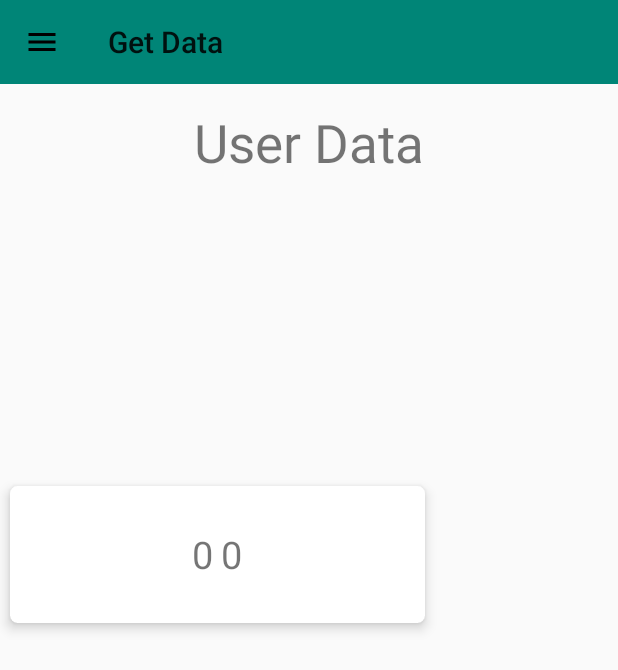
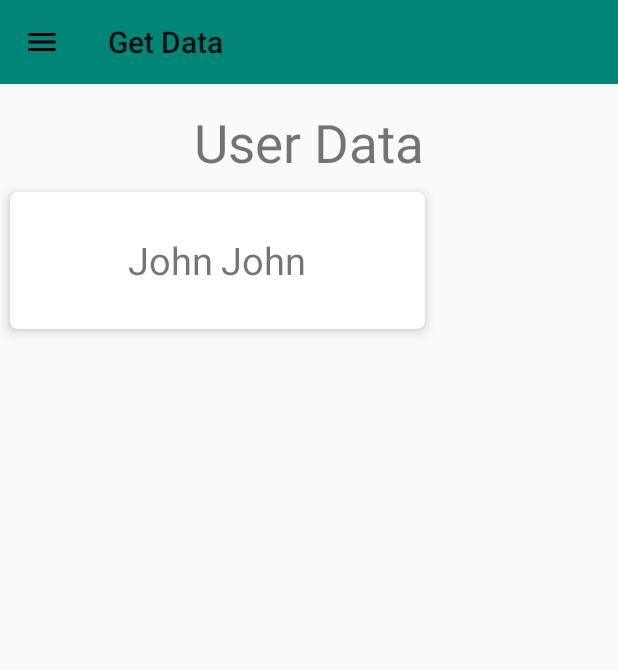
Before and after one commit to singhangadin/Android_InterfaceListener_SharedPref_NavDrawer_Frag_RecyclerView, an Android app: the screen it shows after launch (MainActivity), in the side drawer, after a tap on "Get Data", on a phone screen of 412 x 824 dp. Shown: the top 670 px of the screen. Run offline under Robolectric (Android 15) with nearby library versions, the phone set to English and light mode, and no system bars.

Commit message:
chore: Made UI changes and code refractor

```diff
--- a/app/src/main/java/com/example/user/android_interfacelistener_sharedpref_navdrawer_frag_recyclerview/views/MainActivity.java
+++ b/app/src/main/java/com/example/user/android_interfacelistener_sharedpref_navdrawer_frag_recyclerview/views/MainActivity.java
@@ -17,33 +17,29 @@ import com.example.user.android_interfacelistener_sharedpref_navdrawer_frag_recy
 
 public class MainActivity extends AppCompatActivity {
 
+    private Toolbar toolbar;
+    private ActionBar actionBar;
     private DrawerLayout drawerLayout;
-    private Toolbar toolbar;
     private NavigationView navigationView;
-    private ActionBar actionBar;
 
     @Override
     protected void onCreate(Bundle savedInstanceState) {
         super.onCreate(savedInstanceState);
         setContentView(R.layout.activity_main);
 
-        drawerLayout = (DrawerLayout) findViewById(R.id.drawer_layout);
-        // drawerToggle = setupDrawerToogle();
+        drawerLayout = findViewById(R.id.drawer_layout);
 
-        toolbar = (Toolbar) findViewById(R.id.toolbar);
+        toolbar = findViewById(R.id.toolbar);
         setSupportActionBar(toolbar);
 
         actionBar = getSupportActionBar();
         actionBar.setDisplayHomeAsUpEnabled(true);
         actionBar.setHomeAsUpIndicator(R.drawable.ic_menu);
 
-        // drawerLayout.addDrawerListener(drawerToggle);
-
-        navigationView = (NavigationView) findViewById(R.id.nav_view);
+        navigationView = findViewById(R.id.nav_view);
         setupDrawerContent(navigationView);
 
-
-        if(savedInstanceState == null){
+        if (savedInstanceState == null) {
             getSupportFragmentManager().beginTransaction().replace(R.id.content_frame,new HomeFragment()).commit();
             navigationView.setCheckedItem(R.id.home_fragment);
         }
@@ -51,15 +47,19 @@ public class MainActivity extends AppCompatActivity {
 
     @Override
     public boolean onOptionsItemSelected(MenuItem item) {
-        switch ((item.getItemId())){
-            case android.R.id.home:
+        switch ((item.getItemId())) {
+            case android.R.id.home: {
                 drawerLayout.openDrawer(GravityCompat.START);
                 return true;
+            }
+
+            default: {
+                return super.onOptionsItemSelected(item);
+            }
         }
-        return super.onOptionsItemSelected(item);
     }
 
-    private void setupDrawerContent(NavigationView navigationView){
+    private void setupDrawerContent(NavigationView navigationView) {
         navigationView.setNavigationItemSelectedListener(new NavigationView.OnNavigationItemSelectedListener() {
             @Override
             public boolean onNavigationItemSelected(@NonNull MenuItem menuItem) {
@@ -69,21 +69,23 @@ public class MainActivity extends AppCompatActivity {
         });
     }
 
-    public void selectDrawerItem(MenuItem menuItem){
-        switch (menuItem.getItemId()){
+    public void selectDrawerItem(MenuItem menuItem) {
+        switch (menuItem.getItemId()) {
+            case R.id.home_fragment : {
+                getSupportFragmentManager().beginTransaction().replace(R.id.content_frame, new HomeFragment()).commit();
+                break;
+            }
 
-            case R.id.home_fragment :
-                getSupportFragmentManager().beginTransaction().replace(R.id.content_frame,new HomeFragment()).commit();
-                break;
-
-            case R.id.send_data :
+            case R.id.send_data : {
                 Intent intent = new Intent(this, SendDataActivity.class);
                 startActivity(intent);
                 break;
+            }
 
-                case R.id.get_data :
-                getSupportFragmentManager().beginTransaction().replace(R.id.content_frame,new GetDataFragment()).commit();
+            case R.id.get_data : {
+                getSupportFragmentManager().beginTransaction().replace(R.id.content_frame, new GetDataFragment()).commit();
                 break;
+            }
         }
 
         menuItem.setChecked(true);
@@ -93,13 +95,11 @@ public class MainActivity extends AppCompatActivity {
 
     @Override
     public void onBackPressed() {
-        if (drawerLayout.isDrawerOpen(GravityCompat.START)){
+        if (drawerLayout.isDrawerOpen(GravityCompat.START)) {
             drawerLayout.closeDrawer(GravityCompat.START);
         }
-        else{
+        else {
             super.onBackPressed();
         }
     }
-
-
 }
--- a/app/src/main/java/com/example/user/android_interfacelistener_sharedpref_navdrawer_frag_recyclerview/views/adapters/GetQueryAdapter.java
+++ b/app/src/main/java/com/example/user/android_interfacelistener_sharedpref_navdrawer_frag_recyclerview/views/adapters/GetQueryAdapter.java
@@ -17,22 +17,22 @@ public class GetQueryAdapter extends RecyclerView.Adapter<GetQueryAdapter.MyCard
     private Context context;
     private ArrayList<GetQueryInfo> getQueryInfoArrayList;
 
-    public GetQueryAdapter(Context context,ArrayList<GetQueryInfo> getQueryInfoArrayList){
+    public GetQueryAdapter(Context context, @NonNull ArrayList<GetQueryInfo> getQueryInfoArrayList) {
         this.context = context;
         this.getQueryInfoArrayList = getQueryInfoArrayList;
     }
 
     @NonNull
     @Override
-    public MyCardViewHolder onCreateViewHolder(@NonNull ViewGroup viewGroup, int i) {
-        View view = LayoutInflater.from(viewGroup.getContext()).inflate(R.layout.getquery_adapter_cardview,viewGroup,false);
+    public MyCardViewHolder onCreateViewHolder(@NonNull ViewGroup viewGroup, int viewType) {
+        View view = LayoutInflater.from(context).inflate(R.layout.list_item_query,viewGroup,false);
         return new MyCardViewHolder(view);
 
     }
 
     @Override
-    public void onBindViewHolder(@NonNull MyCardViewHolder myCardViewHolder, int i) {
-        GetQueryInfo getQueryInfo = getQueryInfoArrayList.get(i);
+    public void onBindViewHolder(@NonNull MyCardViewHolder myCardViewHolder, int position) {
+        GetQueryInfo getQueryInfo = getQueryInfoArrayList.get(position);
         myCardViewHolder.userFirstName.setText(getQueryInfo.getFirstName());
         myCardViewHolder.userLastName.setText(getQueryInfo.getFirstName());
     }
@@ -42,14 +42,14 @@ public class GetQueryAdapter extends RecyclerView.Adapter<GetQueryAdapter.MyCard
         return getQueryInfoArrayList.size();
     }
 
-    public class MyCardViewHolder extends RecyclerView.ViewHolder{
+    class MyCardViewHolder extends RecyclerView.ViewHolder{
         TextView userFirstName;
         TextView userLastName;
 
-        public MyCardViewHolder(@NonNull View itemView) {
+        MyCardViewHolder(@NonNull View itemView) {
             super(itemView);
-            userFirstName = (TextView) itemView.findViewById(R.id.firstName_textView);
-            userLastName = (TextView) itemView.findViewById(R.id.lastName_textView);
+            userFirstName = itemView.findViewById(R.id.firstName_textView);
+            userLastName = itemView.findViewById(R.id.lastName_textView);
         }
     }
 }
--- a/app/src/main/java/com/example/user/android_interfacelistener_sharedpref_navdrawer_frag_recyclerview/views/fragments/GetDataFragment.java
+++ b/app/src/main/java/com/example/user/android_interfacelistener_sharedpref_navdrawer_frag_recyclerview/views/fragments/GetDataFragment.java
@@ -4,6 +4,7 @@ package com.example.user.android_interfacelistener_sharedpref_navdrawer_frag_rec
 import android.content.Context;
 import android.content.SharedPreferences;
 import android.os.Bundle;
+import android.support.annotation.NonNull;
 import android.support.annotation.Nullable;
 import android.support.v4.app.Fragment;
 import android.support.v7.widget.LinearLayoutManager;
@@ -14,6 +15,7 @@ import android.view.ViewGroup;
 
 import com.example.user.android_interfacelistener_sharedpref_navdrawer_frag_recyclerview.R;
 import com.example.user.android_interfacelistener_sharedpref_navdrawer_frag_recyclerview.model.GetQueryInfo;
+import com.example.user.android_interfacelistener_sharedpref_navdrawer_frag_recyclerview.utils.Constants;
 import com.example.user.android_interfacelistener_sharedpref_navdrawer_frag_recyclerview.views.adapters.GetQueryAdapter;
 import com.google.gson.Gson;
 import com.google.gson.reflect.TypeToken;
@@ -34,7 +36,6 @@ public class GetDataFragment extends Fragment {
     private SharedPreferences sharedPreferences;
 
     public GetDataFragment() {
-        // Required empty public constructor
     }
 
     @Override
@@ -44,17 +45,15 @@ public class GetDataFragment extends Fragment {
     }
 
     @Override
-    public View onCreateView(LayoutInflater inflater, ViewGroup container,
-                             Bundle savedInstanceState) {
-        // Inflate the layout for this fragment
-        View view =  inflater.inflate(R.layout.fragment_get_data, container, false);
+    public View onCreateView(@NonNull LayoutInflater inflater, ViewGroup container, Bundle savedInstanceState) {
+         View view =  inflater.inflate(R.layout.fragment_get_data, container, false);
 
-        recyclerView = (RecyclerView) view.findViewById(R.id.recyclerView);
-        LinearLayoutManager linearLayoutManager = new LinearLayoutManager(getActivity(),LinearLayoutManager.HORIZONTAL,false);
+        recyclerView = view.findViewById(R.id.recyclerView);
+        LinearLayoutManager linearLayoutManager = new LinearLayoutManager(getActivity());
         recyclerView.setLayoutManager(linearLayoutManager);
-        getQueryInfoArrayList =  new ArrayList<>();
+        getQueryInfoArrayList = new ArrayList<>();
 
-        getQueryAdapter =  new GetQueryAdapter(getContext(),getQueryInfoArrayList);
+        getQueryAdapter =  new GetQueryAdapter(getContext(), getQueryInfoArrayList);
         recyclerView.setAdapter(getQueryAdapter);
 
         getDataFromDialog();
@@ -62,24 +61,24 @@ public class GetDataFragment extends Fragment {
         return view;
     }
 
-    private void getDataFromDialog(){
-        String uFName,uLName;
-        sharedPreferences = getActivity().getSharedPreferences("SendDataActivity",Context.MODE_PRIVATE);
-        uFName = sharedPreferences.getString("ValueFName","0");
-        uLName = sharedPreferences.getString("ValueLName","0");
+    private void getDataFromDialog() {
+        String uFName, uLName;
+        sharedPreferences = getActivity().getSharedPreferences(Constants.PREFS_KEY, Context.MODE_PRIVATE);
+        uFName = sharedPreferences.getString(Constants.KEY_FNAME, "John");
+        uLName = sharedPreferences.getString(Constants.KEY_LNAME, "Doe");
 
         getQueryInfoArrayList.add(new GetQueryInfo(uFName,uLName));
         getQueryAdapter.notifyItemInserted(getQueryInfoArrayList.size());
     }
 
-    private void loadData(){
-        SharedPreferences sharedPreferences = getActivity().getSharedPreferences("SharedPreferences",Context.MODE_PRIVATE);
+    private void loadData() {
+        SharedPreferences sharedPreferences = getActivity().getSharedPreferences(Constants.PREFS_KEY, Context.MODE_PRIVATE);
         Gson gson = new Gson();
-        String json = sharedPreferences.getString("task value",null);
+        String json = sharedPreferences.getString("task value", null);
         Type type = new TypeToken<ArrayList<GetQueryInfo>>(){}.getType();
         getQueryInfoArrayList = gson.fromJson(json,type);
 
-        if(getQueryInfoArrayList == null){
+        if (getQueryInfoArrayList == null) {
             getQueryInfoArrayList = new ArrayList<>();
         }
     }
--- a/app/src/main/java/com/example/user/android_interfacelistener_sharedpref_navdrawer_frag_recyclerview/views/fragments/HomeFragment.java
+++ b/app/src/main/java/com/example/user/android_interfacelistener_sharedpref_navdrawer_frag_recyclerview/views/fragments/HomeFragment.java
@@ -2,6 +2,7 @@ package com.example.user.android_interfacelistener_sharedpref_navdrawer_frag_rec
 
 
 import android.os.Bundle;
+import android.support.annotation.NonNull;
 import android.support.v4.app.Fragment;
 import android.view.LayoutInflater;
 import android.view.View;
@@ -15,19 +16,15 @@ import com.example.user.android_interfacelistener_sharedpref_navdrawer_frag_recy
  */
 public class HomeFragment extends Fragment {
 
-
     public HomeFragment() {
         // Required empty public constructor
     }
 
 
     @Override
-    public View onCreateView(LayoutInflater inflater, ViewGroup container,
-                             Bundle savedInstanceState) {
+    public View onCreateView(@NonNull LayoutInflater inflater, ViewGroup container, Bundle savedInstanceState) {
         // Inflate the layout for this fragment
-        View view =  inflater.inflate(R.layout.fragment_home, container, false);
-
-        return view;
+        return inflater.inflate(R.layout.fragment_home, container, false);
     }
 
 }
--- a/app/src/main/res/layout/activity_main.xml
+++ b/app/src/main/res/layout/activity_main.xml
@@ -1,5 +1,6 @@
 <?xml version="1.0" encoding="utf-8"?>
-<android.support.v4.widget.DrawerLayout xmlns:android="http://schemas.android.com/apk/res/android"
+<android.support.v4.widget.DrawerLayout
+    xmlns:android="http://schemas.android.com/apk/res/android"
     xmlns:app="http://schemas.android.com/apk/res-auto"
     xmlns:tools="http://schemas.android.com/tools"
     android:layout_width="match_parent"
@@ -8,7 +9,7 @@
     android:fitsSystemWindows="true"
     tools:context=".views.MainActivity">
 
-    <LinearLayout
+    <android.support.design.widget.CoordinatorLayout
         android:layout_width="match_parent"
         android:layout_height="match_parent"
         android:orientation="vertical">
@@ -20,11 +21,9 @@
             android:id="@+id/content_frame"
             android:layout_width="match_parent"
             android:layout_height="match_parent"
-            app:layout_behavior="@string/appbar_scrolling_view_behavior">
-
-        </FrameLayout>
-
-    </LinearLayout>
+            android:layout_marginTop="?actionBarSize"
+            app:layout_behavior="@string/appbar_scrolling_view_behavior"/>
+    </android.support.design.widget.CoordinatorLayout>
 
     <android.support.design.widget.NavigationView
         android:id="@+id/nav_view"
@@ -34,7 +33,5 @@
         android:fitsSystemWindows="true"
         app:headerLayout="@layout/nav_header"
         app:menu="@menu/drawer_view">
-
     </android.support.design.widget.NavigationView>
-
 </android.support.v4.widget.DrawerLayout>
--- a/app/src/main/res/layout/fragment_get_data.xml
+++ b/app/src/main/res/layout/fragment_get_data.xml
@@ -1,24 +1,30 @@
 <?xml version="1.0" encoding="utf-8"?>
-<RelativeLayout xmlns:android="http://schemas.android.com/apk/res/android"
+<android.support.constraint.ConstraintLayout xmlns:android="http://schemas.android.com/apk/res/android"
     xmlns:tools="http://schemas.android.com/tools"
     android:layout_width="match_parent"
     android:layout_height="match_parent"
+    xmlns:app="http://schemas.android.com/apk/res-auto"
     tools:context=".views.fragments.GetDataFragment">
 
-    <TextView
+    <android.support.v7.widget.AppCompatTextView
+        android:id="@+id/labelUserData"
         android:layout_width="wrap_content"
         android:layout_height="wrap_content"
         android:layout_marginTop="15dp"
-        android:layout_centerHorizontal="true"
         android:text="@string/text_userData"
         android:textSize="35sp"
-        />
+        app:layout_constraintLeft_toLeftOf="parent"
+        app:layout_constraintRight_toRightOf="parent"
+        app:layout_constraintTop_toTopOf="parent"
+        app:layout_constraintBottom_toTopOf="@id/recyclerView"/>
 
     <android.support.v7.widget.RecyclerView
         android:id="@+id/recyclerView"
         android:layout_width="match_parent"
-        android:layout_height="250dp"
-        android:layout_centerInParent="true">
-    </android.support.v7.widget.RecyclerView>
-
-</RelativeLayout>
+        android:layout_height="0dp"
+        app:layout_constraintVertical_weight="1"
+        app:layout_constraintTop_toBottomOf="@id/labelUserData"
+        app:layout_constraintLeft_toLeftOf="parent"
+        app:layout_constraintRight_toRightOf="parent"
+        app:layout_constraintBottom_toBottomOf="parent"/>
+</android.support.constraint.ConstraintLayout>
--- a/app/src/main/res/layout/getquery_adapter_cardview.xml
+++ /dev/null
@@ -1,39 +0,0 @@
-<?xml version="1.0" encoding="utf-8"?>
-<android.support.v7.widget.CardView xmlns:android="http://schemas.android.com/apk/res/android"
-    android:layout_width="290dp"
-    android:layout_height="110dp"
-    xmlns:app="http://schemas.android.com/apk/res-auto"
-    xmlns:tools="http://schemas.android.com/tools"
-    app:cardUseCompatPadding="true"
-    app:cardCornerRadius="5dp"
-    app:cardElevation="5dp">
-
-    <RelativeLayout
-        android:layout_width="match_parent"
-        android:layout_height="match_parent">
-
-        <LinearLayout
-            android:layout_width="wrap_content"
-            android:layout_height="wrap_content"
-            android:orientation="horizontal"
-            android:layout_centerInParent="true">
-            <TextView
-                android:id="@+id/firstName_textView"
-                android:layout_width="wrap_content"
-                android:layout_height="wrap_content"
-                tools:text="Dexter"
-                android:padding="2.5dp"
-                android:textSize="25sp"/>
-
-            <TextView
-                android:id="@+id/lastName_textView"
-                android:layout_width="wrap_content"
-                android:layout_height="wrap_content"
-                tools:text="Gram"
-                android:padding="2.5dp"
-                android:textSize="25sp"/>
-        </LinearLayout>
-
-    </RelativeLayout>
-
-</android.support.v7.widget.CardView>
--- /dev/null
+++ b/app/src/main/res/layout/list_item_query.xml
@@ -0,0 +1,35 @@
+<?xml version="1.0" encoding="utf-8"?>
+<android.support.v7.widget.CardView
+    xmlns:android="http://schemas.android.com/apk/res/android"
+    xmlns:app="http://schemas.android.com/apk/res-auto"
+    xmlns:tools="http://schemas.android.com/tools"
+    android:layout_width="290dp"
+    android:layout_height="110dp"
+    app:cardUseCompatPadding="true"
+    app:cardCornerRadius="5dp"
+    app:cardElevation="5dp"
+    android:layout_gravity="center">
+
+    <android.support.v7.widget.LinearLayoutCompat
+        android:layout_width="match_parent"
+        android:layout_height="match_parent"
+        android:orientation="horizontal"
+        android:gravity="center">
+
+        <android.support.v7.widget.AppCompatTextView
+            android:id="@+id/firstName_textView"
+            android:layout_width="wrap_content"
+            android:layout_height="wrap_content"
+            tools:text="John"
+            android:padding="2.5dp"
+            android:textSize="25sp"/>
+
+        <android.support.v7.widget.AppCompatTextView
+            android:id="@+id/lastName_textView"
+            android:layout_width="wrap_content"
+            android:layout_height="wrap_content"
+            tools:text="Doe"
+            android:padding="2.5dp"
+            android:textSize="25sp"/>
+    </android.support.v7.widget.LinearLayoutCompat>
+</android.support.v7.widget.CardView>
--- a/app/src/main/res/layout/toolbar.xml
+++ b/app/src/main/res/layout/toolbar.xml
@@ -1,10 +1,9 @@
 <?xml version="1.0" encoding="utf-8"?>
-<android.support.v7.widget.Toolbar xmlns:android="http://schemas.android.com/apk/res/android"
+<android.support.v7.widget.Toolbar
+    xmlns:android="http://schemas.android.com/apk/res/android"
     android:id="@+id/toolbar"
     android:layout_width="match_parent"
     android:layout_height="?attr/actionBarSize"
     android:fitsSystemWindows="true"
     android:background="?attr/colorPrimary"
-    android:theme="@style/Base.Widget.AppCompat.Light.ActionBar">
-
-</android.support.v7.widget.Toolbar>
+    android:theme="@style/Base.Widget.AppCompat.Light.ActionBar"/>
--- a/app/src/main/res/values/strings.xml
+++ b/app/src/main/res/values/strings.xml
@@ -18,4 +18,5 @@
 
     <string name="textButton_next">Next</string>
     <string name="text_userData">User Data</string>
+    <string name="label_nav_header">Nav Header</string>
 </resources>
```
Also changed, not shown: app/src/main/java/com/example/user/android_interfacelistener_sharedpref_navdrawer_frag_recyclerview/model/GetQueryInfo.java (+4 -3 lines), app/src/main/java/com/example/user/android_interfacelistener_sharedpref_navdrawer_frag_recyclerview/utils/Constants.java (added, +7 -0 lines), app/src/main/java/com/example/user/android_interfacelistener_sharedpref_navdrawer_frag_recyclerview/views/SendDataActivity.java (+14 -16 lines), app/src/main/java/com/example/user/android_interfacelistener_sharedpref_navdrawer_frag_recyclerview/views/dialogs/SendQueryToDialog.java (+29 -36 lines), app/src/main/java/com/example/user/android_interfacelistener_sharedpref_navdrawer_frag_recyclerview/views/fragments/SendQueryFragment.java (+7 -10 lines), app/src/main/res/layout/activity_send_data.xml (+9 -11 lines), app/src/main/res/layout/fragment_home.xml (+6 -8 lines), app/src/main/res/layout/fragment_send_query.xml (renamed from app/src/main/res/layout/fragment_send_query1.xml, +10 -13 lines), app/src/main/res/layout/nav_header.xml (+8 -8 lines), app/src/main/res/layout/sendquery_to_dialog.xml (+33 -40 lines).
